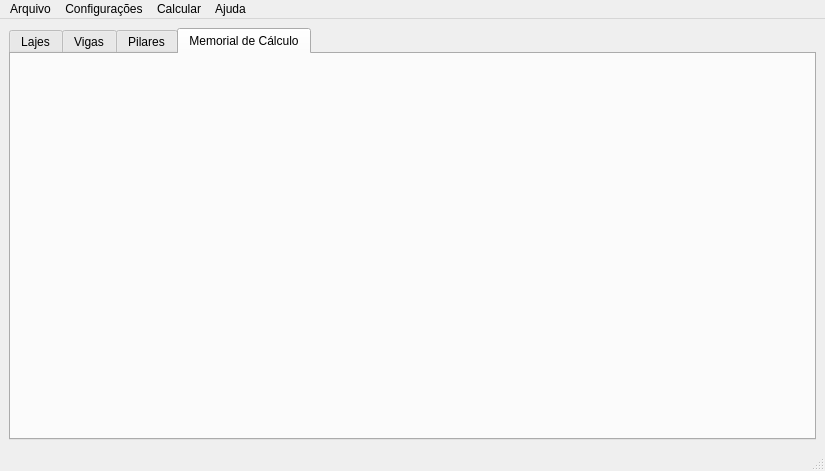
The window that gui/mainWindowGUI.ui (MarioFreitas/ConcretePy) describes before a commit, drawn with Qt 5.
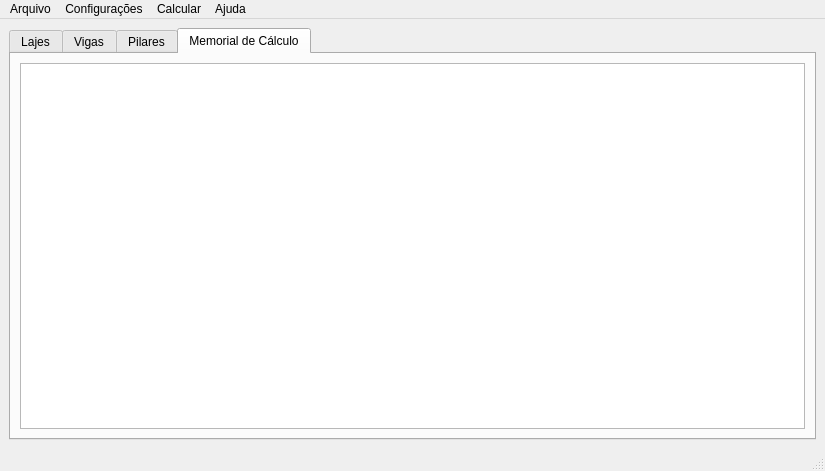
The same window after the commit. The open tabs and pages were chosen to show the change.

Diff of the .ui file:
```diff
--- a/gui/mainWindowGUI.ui
+++ b/gui/mainWindowGUI.ui
@@ -1206,6 +1206,11 @@
          <attribute name="title">
           <string>Memorial de Cálculo</string>
          </attribute>
+         <layout class="QGridLayout" name="gridLayout_35">
+          <item row="0" column="0">
+           <widget class="QTextBrowser" name="memorial_textBrowser"/>
+          </item>
+         </layout>
         </widget>
        </widget>
       </item>
```
Left out of the diff: 27 changed lines with no effect on the pictures.
